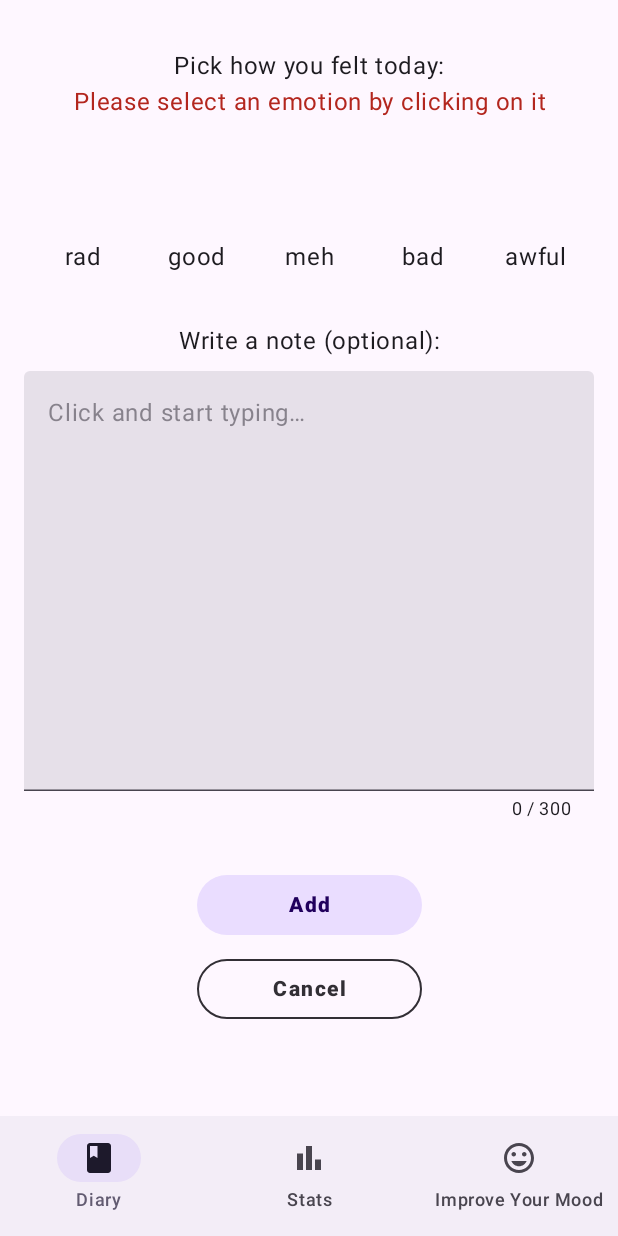
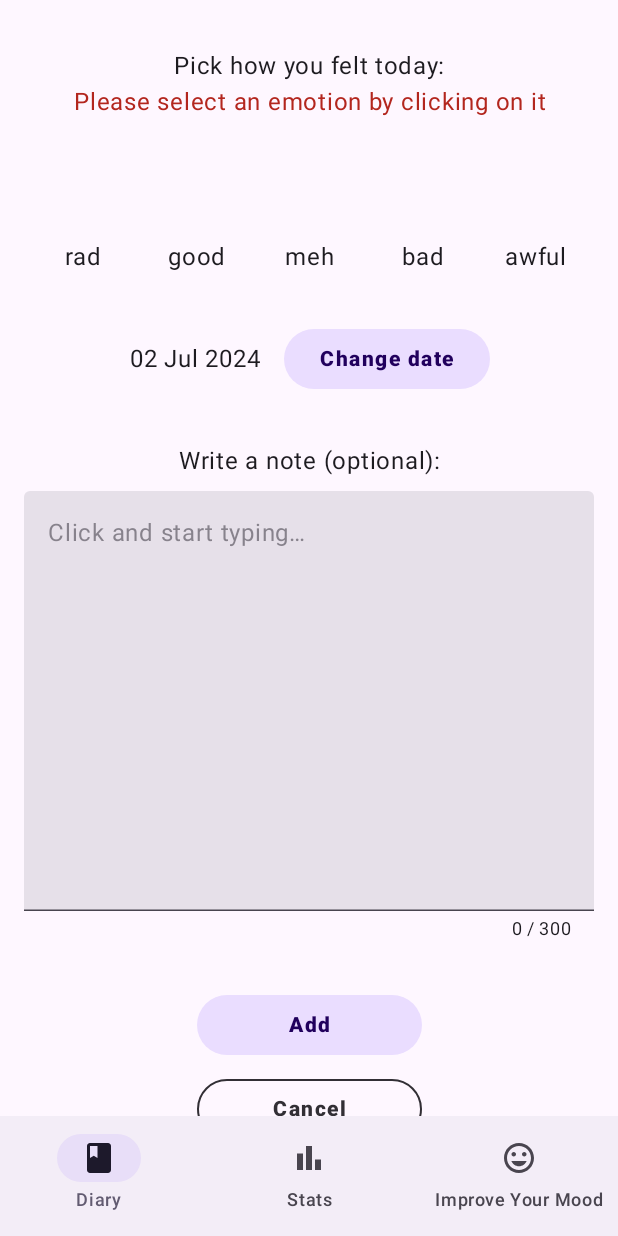
Before and after one commit to matdziu/Moodline, an Android app built with Jetpack Compose: the AddEntryRoute screen opened through its navigation route, after a tap on "Add", on a phone screen of 412 x 824 dp. Run offline under Robolectric (Android 15) with nearby library versions, the phone set to English and light mode, and no system bars; our stand-ins replace Dagger/Hilt's generated code.

Commit message:
Add date picker

```diff
--- a/add-entry/src/main/kotlin/com/addentry/AddEntryScreen.kt
+++ b/add-entry/src/main/kotlin/com/addentry/AddEntryScreen.kt
@@ -27,6 +27,7 @@ import com.designsystem.components.EmotionPicker
 import com.designsystem.components.EmotionSymbol
 import com.designsystem.components.FullScreenProgressIndicator
 import com.designsystem.components.MoodlineButton
+import com.designsystem.components.MoodlineDatePicker
 import com.designsystem.components.MoodlineOutlinedButton
 import com.designsystem.components.TextFieldWithCharLimit
 import com.designsystem.extensions.toEmotion
@@ -81,6 +82,7 @@ internal fun AddEntryScreen(
 ) {
     Box(modifier = Modifier.fillMaxSize()) {
         Column(
+            horizontalAlignment = Alignment.CenterHorizontally,
             modifier = Modifier
                 .fillMaxSize()
                 .verticalScroll(rememberScrollState())
@@ -90,6 +92,10 @@ internal fun AddEntryScreen(
                 selection = addEntryUIState.selectedEmotion?.toEmotionSymbol(),
                 onEmotionPressed = onEmotionPressed,
                 noSelectionError = addEntryUIState.emotionNotSelectedError
+            )
+            Spacer(modifier = Modifier.height(32.dp))
+            MoodlineDatePicker(
+                onDateSelected = {},
             )
             Spacer(modifier = Modifier.height(32.dp))
             Text(
--- a/common/src/main/kotlin/com/common/constants/DiaryEntryConstants.kt
+++ b/common/src/main/kotlin/com/common/constants/DiaryEntryConstants.kt
@@ -1,3 +1,6 @@
 package com.common.constants
 
 const val MAX_CHAR_LENGTH_OF_DIARY_ENTRY = 300
+const val COMMON_DATE_AND_TIME_FORMAT = "HH:mm, dd MMM yyyy"
+const val COMMON_DATE_FORMAT = "dd MMM yyyy"
+const val COMMON_TIME_FORMAT = "HH:mm"
--- /dev/null
+++ b/design-system/src/main/kotlin/com/designsystem/components/MoodlineDatePicker.kt
@@ -0,0 +1,105 @@
+package com.designsystem.components
+
+import androidx.compose.foundation.layout.Row
+import androidx.compose.foundation.layout.Spacer
+import androidx.compose.foundation.layout.padding
+import androidx.compose.foundation.layout.width
+import androidx.compose.material3.DatePicker
+import androidx.compose.material3.DatePickerDialog
+import androidx.compose.material3.ExperimentalMaterial3Api
+import androidx.compose.material3.Text
+import androidx.compose.material3.rememberDatePickerState
+import androidx.compose.runtime.Composable
+import androidx.compose.runtime.getValue
+import androidx.compose.runtime.mutableStateOf
+import androidx.compose.runtime.saveable.rememberSaveable
+import androidx.compose.runtime.setValue
+import androidx.compose.ui.Alignment
+import androidx.compose.ui.Modifier
+import androidx.compose.ui.res.stringResource
+import androidx.compose.ui.text.style.TextAlign
+import androidx.compose.ui.tooling.preview.Preview
+import androidx.compose.ui.unit.dp
+import com.common.constants.COMMON_DATE_FORMAT
+import com.designsystem.R
+import com.designsystem.theme.MoodlineTheme
+import java.time.Instant
+import java.time.LocalDate
+import java.time.LocalDateTime
+import java.time.ZoneId
+import java.time.format.DateTimeFormatter
+
+@OptIn(ExperimentalMaterial3Api::class)
+@Composable
+fun MoodlineDatePicker(
+    modifier: Modifier = Modifier,
+    onDateSelected: (LocalDate) -> Unit,
+) {
+    val now = LocalDateTime.now()
+    val dateTimeFormatter = DateTimeFormatter.ofPattern(COMMON_DATE_FORMAT)
+    val datePickerState = rememberDatePickerState(
+        initialSelectedDateMillis = now
+            .atZone(ZoneId.systemDefault())
+            .toInstant()
+            .toEpochMilli()
+    )
+    var showDatePicker by rememberSaveable { mutableStateOf(false) }
+    var formattedDate by rememberSaveable { mutableStateOf(now.format(dateTimeFormatter)) }
+
+    Row(
+        verticalAlignment = Alignment.CenterVertically,
+        modifier = modifier.padding(horizontal = 16.dp),
+    ) {
+        Text(
+            text = formattedDate,
+            textAlign = TextAlign.Center
+        )
+        Spacer(modifier = Modifier.width(16.dp))
+        MoodlineButton(
+            text = stringResource(id = R.string.date_picker_button_text),
+            onClick = { showDatePicker = true })
+    }
+
+    if (showDatePicker) {
+        DatePickerDialog(
+            onDismissRequest = { showDatePicker = false },
+            confirmButton = {
+                MoodlineOutlinedButton(
+                    text = stringResource(id = R.string.date_picker_button_positive),
+                    onClick = {
+                        showDatePicker = false
+                        val selectedDateMillis = datePickerState.selectedDateMillis
+                        if (selectedDateMillis != null) {
+                            val selectedDate = Instant
+                                .ofEpochMilli(selectedDateMillis)
+                                .atZone(ZoneId.systemDefault())
+                                .toLocalDate()
+                            formattedDate = selectedDate.format(dateTimeFormatter)
+                            onDateSelected(selectedDate)
+                        }
+                    }
+                )
+            },
+            dismissButton = {
+                MoodlineOutlinedButton(
+                    text = stringResource(id = R.string.date_picker_button_dismiss),
+                    onClick = {
+                        showDatePicker = false
+                    }
+                )
+            }
+        ) {
+            DatePicker(state = datePickerState)
+        }
+    }
+}
+
+@Preview(showBackground = true)
+@Composable
+private fun MoodlineDatePickerPreview() {
+    MoodlineTheme {
+        MoodlineDatePicker(
+            onDateSelected = {},
+        )
+    }
+}
--- a/design-system/src/main/res/values/strings.xml
+++ b/design-system/src/main/res/values/strings.xml
@@ -7,4 +7,7 @@
     <string name="emotion_picker_title">Pick how you felt today:</string>
     <string name="emotion_picker_no_selection_error">Please select an emotion by clicking on it</string>
     <string name="text_field_with_char_limit_supporting_text">You\'ve exceeded maximum character limit</string>
+    <string name="date_picker_button_text">Change date</string>
+    <string name="date_picker_button_positive">OK</string>
+    <string name="date_picker_button_dismiss">Cancel</string>
 </resources>
--- a/diary/src/main/kotlin/com/diary/extensions/DiaryEntryExtensions.kt
+++ b/diary/src/main/kotlin/com/diary/extensions/DiaryEntryExtensions.kt
@@ -1,11 +1,12 @@
 package com.diary.extensions
 
+import com.common.constants.COMMON_DATE_AND_TIME_FORMAT
 import com.diary.DiaryItem
 import com.domain.entities.DiaryEntry
 import java.time.format.DateTimeFormatter
 
 fun DiaryEntry.toDiaryItem(): DiaryItem {
-    val dateTimeFormatter = DateTimeFormatter.ofPattern("HH:mm, dd MMM yyyy")
+    val dateTimeFormatter = DateTimeFormatter.ofPattern(COMMON_DATE_AND_TIME_FORMAT)
     return DiaryItem(
         emotion = emotion,
         entryText = entryText,
```
